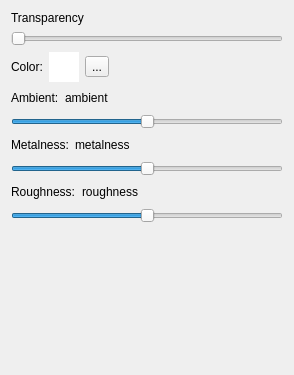
The window that src/gui/main_window/mesh_widget.ui (cppd/math) describes before a commit, drawn with Qt 5.
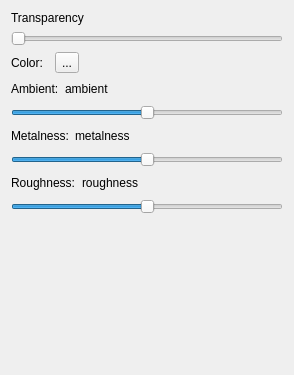
The same window after the commit.

Commit message: main window widgets

What changed in the file:
```diff
--- a/src/gui/main_window/mesh_widget.ui
+++ b/src/gui/main_window/mesh_widget.ui
@@ -39,76 +39,6 @@
      </item>
      <item>
       <widget class="QWidget" name="widget_color" native="true">
-       <property name="minimumSize">
-        <size>
-         <width>30</width>
-         <height>30</height>
-        </size>
-       </property>
-       <property name="palette">
-        <palette>
-         <active>
-          <colorrole role="Base">
-           <brush brushstyle="SolidPattern">
-            <color alpha="255">
-             <red>255</red>
-             <green>255</green>
-             <blue>255</blue>
-            </color>
-           </brush>
-          </colorrole>
-          <colorrole role="Window">
-           <brush brushstyle="SolidPattern">
-            <color alpha="255">
-             <red>255</red>
-             <green>255</green>
-             <blue>255</blue>
-            </color>
-           </brush>
-          </colorrole>
-         </active>
-         <inactive>
-          <colorrole role="Base">
-           <brush brushstyle="SolidPattern">
-            <color alpha="255">
-             <red>255</red>
-             <green>255</green>
-             <blue>255</blue>
-            </color>
-           </brush>
-          </colorrole>
-          <colorrole role="Window">
-           <brush brushstyle="SolidPattern">
-            <color alpha="255">
-             <red>255</red>
-             <green>255</green>
-             <blue>255</blue>
-            </color>
-           </brush>
-          </colorrole>
-         </inactive>
-         <disabled>
-          <colorrole role="Base">
-           <brush brushstyle="SolidPattern">
-            <color alpha="255">
-             <red>255</red>
-             <green>255</green>
-             <blue>255</blue>
-            </color>
-           </brush>
-          </colorrole>
-          <colorrole role="Window">
-           <brush brushstyle="SolidPattern">
-            <color alpha="255">
-             <red>255</red>
-             <green>255</green>
-             <blue>255</blue>
-            </color>
-           </brush>
-          </colorrole>
-         </disabled>
-        </palette>
-       </property>
        <property name="autoFillBackground">
         <bool>true</bool>
        </property>
```
The commit also changes 5 other files.
